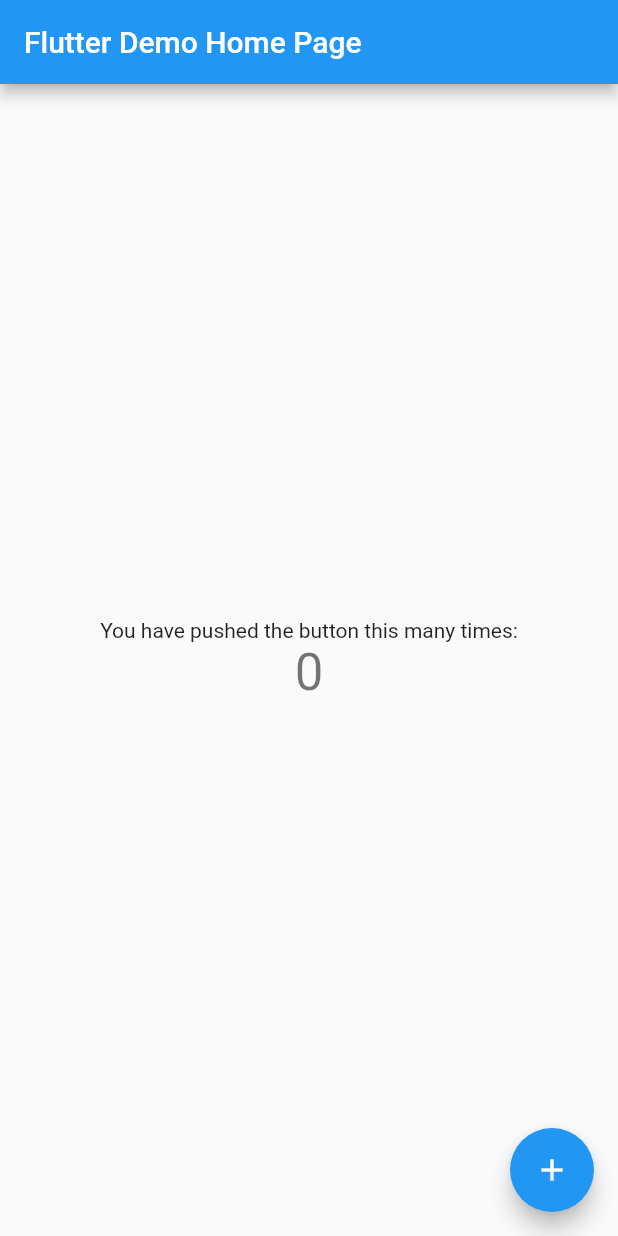
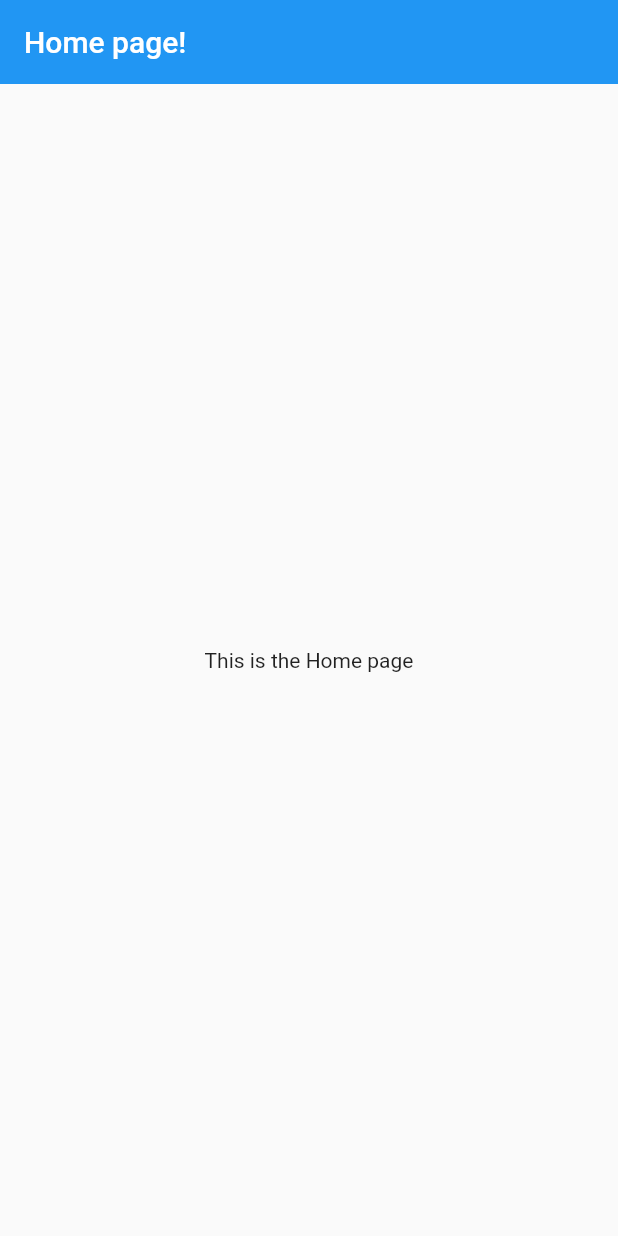
Before and after one commit to ahmedgulabkhan/easy_auth, a Flutter app: the screen it shows after launch, on a phone screen of 412 x 824 dp. Run offline on Flutter 3.47's test engine with Material 2 defaults, Android fonts, the phone set to English and light mode, and no system bars.

Commit message:
homepage redirect

```diff
--- a/lib/main.dart
+++ b/lib/main.dart
@@ -1,3 +1,4 @@
+import 'package:EasyAuth/pages/home_page.dart';
 import 'package:flutter/material.dart';
 
 void main() {
@@ -10,108 +11,8 @@ class MyApp extends StatelessWidget {
   Widget build(BuildContext context) {
     return MaterialApp(
       title: 'Flutter Demo',
-      theme: ThemeData(
-        // This is the theme of your application.
-        //
-        // Try running your application with "flutter run". You'll see the
-        // application has a blue toolbar. Then, without quitting the app, try
-        // changing the primarySwatch below to Colors.green and then invoke
-        // "hot reload" (press "r" in the console where you ran "flutter run",
-        // or simply save your changes to "hot reload" in a Flutter IDE).
-        // Notice that the counter didn't reset back to zero; the application
-        // is not restarted.
-        primarySwatch: Colors.blue,
-        // This makes the visual density adapt to the platform that you run
-        // the app on. For desktop platforms, the controls will be smaller and
-        // closer together (more dense) than on mobile platforms.
-        visualDensity: VisualDensity.adaptivePlatformDensity,
-      ),
-      home: MyHomePage(title: 'Flutter Demo Home Page'),
+      debugShowCheckedModeBanner: false,
+      home: HomePage(),
     );
   }
 }
-
-class MyHomePage extends StatefulWidget {
-  MyHomePage({Key key, this.title}) : super(key: key);
-
-  // This widget is the home page of your application. It is stateful, meaning
-  // that it has a State object (defined below) that contains fields that affect
-  // how it looks.
-
-  // This class is the configuration for the state. It holds the values (in this
-  // case the title) provided by the parent (in this case the App widget) and
-  // used by the build method of the State. Fields in a Widget subclass are
-  // always marked "final".
-
-  final String title;
-
-  @override
-  _MyHomePageState createState() => _MyHomePageState();
-}
-
-class _MyHomePageState extends State<MyHomePage> {
-  int _counter = 0;
-
-  void _incrementCounter() {
-    setState(() {
-      // This call to setState tells the Flutter framework that something has
-      // changed in this State, which causes it to rerun the build method below
-      // so that the display can reflect the updated values. If we changed
-      // _counter without calling setState(), then the build method would not be
-      // called again, and so nothing would appear to happen.
-      _counter++;
-    });
-  }
-
-  @override
-  Widget build(BuildContext context) {
-    // This method is rerun every time setState is called, for instance as done
-    // by the _incrementCounter method above.
-    //
-    // The Flutter framework has been optimized to make rerunning build methods
-    // fast, so that you can just rebuild anything that needs updating rather
-    // than having to individually change instances of widgets.
-    return Scaffold(
-      appBar: AppBar(
-        // Here we take the value from the MyHomePage object that was created by
-        // the App.build method, and use it to set our appbar title.
-        title: Text(widget.title),
-      ),
-      body: Center(
-        // Center is a layout widget. It takes a single child and positions it
-        // in the middle of the parent.
-        child: Column(
-          // Column is also a layout widget. It takes a list of children and
-          // arranges them vertically. By default, it sizes itself to fit its
-          // children horizontally, and tries to be as tall as its parent.
-          //
-          // Invoke "debug painting" (press "p" in the console, choose the
-          // "Toggle Debug Paint" action from the Flutter Inspector in Android
-          // Studio, or the "Toggle Debug Paint" command in Visual Studio Code)
-          // to see the wireframe for each widget.
-          //
-          // Column has various properties to control how it sizes itself and
-          // how it positions its children. Here we use mainAxisAlignment to
-          // center the children vertically; the main axis here is the vertical
-          // axis because Columns are vertical (the cross axis would be
-          // horizontal).
-          mainAxisAlignment: MainAxisAlignment.center,
-          children: <Widget>[
-            Text(
-              'You have pushed the button this many times:',
-            ),
-            Text(
-              '$_counter',
-              style: Theme.of(context).textTheme.headline4,
-            ),
-          ],
-        ),
-      ),
-      floatingActionButton: FloatingActionButton(
-        onPressed: _incrementCounter,
-        tooltip: 'Increment',
-        child: Icon(Icons.add),
-      ), // This trailing comma makes auto-formatting nicer for build methods.
-    );
-  }
-}
--- /dev/null
+++ b/lib/pages/home_page.dart
@@ -0,0 +1,17 @@
+import 'package:flutter/material.dart';
+
+class HomePage extends StatelessWidget {
+
+  @override
+  Widget build(BuildContext context) {
+    return Scaffold(
+      appBar: AppBar(
+        title: Text('Home page!'),
+        elevation: 0.0,
+      ),
+      body: Center(
+        child: Text('This is the Home page'),
+      ),
+    );
+  }
+}
```
